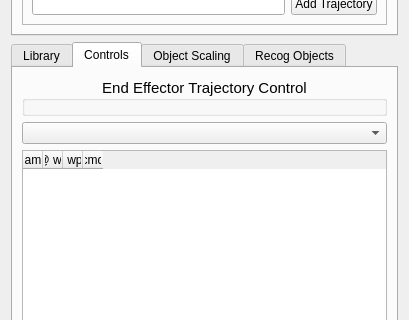
This is rviz_affordance_template_panel/ui/rviz_affordance_template_panel.ui in atomoclast/affordance_templates as Qt 5 draws it before an edit; both pictures show x 0 to 409 and y 505 to 825 of the 409 by 944 pixel window. The edited form follows.
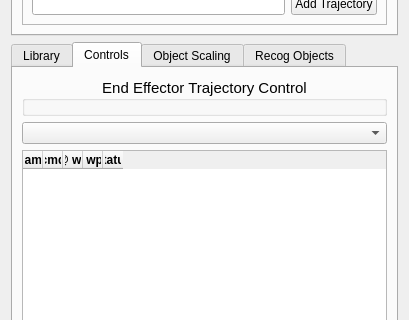
This is the edited form. The open tabs and pages were chosen to show the change. Icons and pictures are not drawn.

Diff of the .ui file:
```diff
--- a/rviz_affordance_template_panel/ui/rviz_affordance_template_panel.ui
+++ b/rviz_affordance_template_panel/ui/rviz_affordance_template_panel.ui
@@ -1500,34 +1500,34 @@
           <enum>Qt::DotLine</enum>
          </property>
          <property name="sortingEnabled">
-          <bool>true</bool>
+          <bool>false</bool>
          </property>
          <property name="cornerButtonEnabled">
           <bool>true</bool>
          </property>
          <property name="columnCount">
-          <number>4</number>
+          <number>5</number>
          </property>
          <attribute name="horizontalHeaderCascadingSectionResizes">
           <bool>true</bool>
          </attribute>
          <attribute name="horizontalHeaderDefaultSectionSize">
-          <number>0</number>
+          <number>10</number>
          </attribute>
          <attribute name="horizontalHeaderHighlightSections">
           <bool>true</bool>
          </attribute>
          <attribute name="horizontalHeaderMinimumSectionSize">
-          <number>10</number>
+          <number>5</number>
          </attribute>
          <attribute name="verticalHeaderCascadingSectionResizes">
           <bool>false</bool>
          </attribute>
          <attribute name="verticalHeaderDefaultSectionSize">
-          <number>10</number>
+          <number>5</number>
          </attribute>
          <attribute name="verticalHeaderMinimumSectionSize">
-          <number>25</number>
+          <number>5</number>
          </attribute>
          <attribute name="verticalHeaderStretchLastSection">
           <bool>false</bool>
@@ -1536,20 +1536,80 @@
           <property name="text">
            <string>name</string>
           </property>
+          <property name="font">
+           <font>
+            <weight>75</weight>
+            <bold>true</bold>
+           </font>
+          </property>
+          <property name="textAlignment">
+           <set>AlignHCenter|AlignVCenter|AlignCenter</set>
+          </property>
+          <property name="foreground">
+           <brush brushstyle="NoBrush">
+            <color alpha="255">
+             <red>0</red>
+             <green>0</green>
+             <blue>0</blue>
+            </color>
+           </brush>
+          </property>
+         </column>
+         <column>
+          <property name="text">
+           <string>cmd</string>
+          </property>
+          <property name="font">
+           <font>
+            <weight>75</weight>
+            <bold>true</bold>
+           </font>
+          </property>
+          <property name="textAlignment">
+           <set>AlignHCenter|AlignVCenter|AlignCenter</set>
+          </property>
          </column>
          <column>
           <property name="text">
            <string>@ wp</string>
           </property>
+          <property name="font">
+           <font>
+            <weight>75</weight>
+            <bold>true</bold>
+           </font>
+          </property>
+          <property name="textAlignment">
+           <set>AlignHCenter|AlignVCenter|AlignCenter</set>
+          </property>
          </column>
          <column>
           <property name="text">
            <string># wps</string>
           </property>
+          <property name="font">
+           <font>
+            <weight>75</weight>
+            <bold>true</bold>
+            <underline>false</underline>
+           </font>
+          </property>
+          <property name="textAlignment">
+           <set>AlignHCenter|AlignVCenter|AlignCenter</set>
+          </property>
          </column>
          <column>
           <property name="text">
-           <string>cmd</string>
+           <string>Status</string>
+          </property>
+          <property name="font">
+           <font>
+            <weight>75</weight>
+            <bold>true</bold>
+           </font>
+          </property>
+          <property name="textAlignment">
+           <set>AlignHCenter|AlignVCenter|AlignCenter</set>
           </property>
          </column>
         </widget>
```
Left out of the diff: 2 changed lines with no effect on the pictures.
